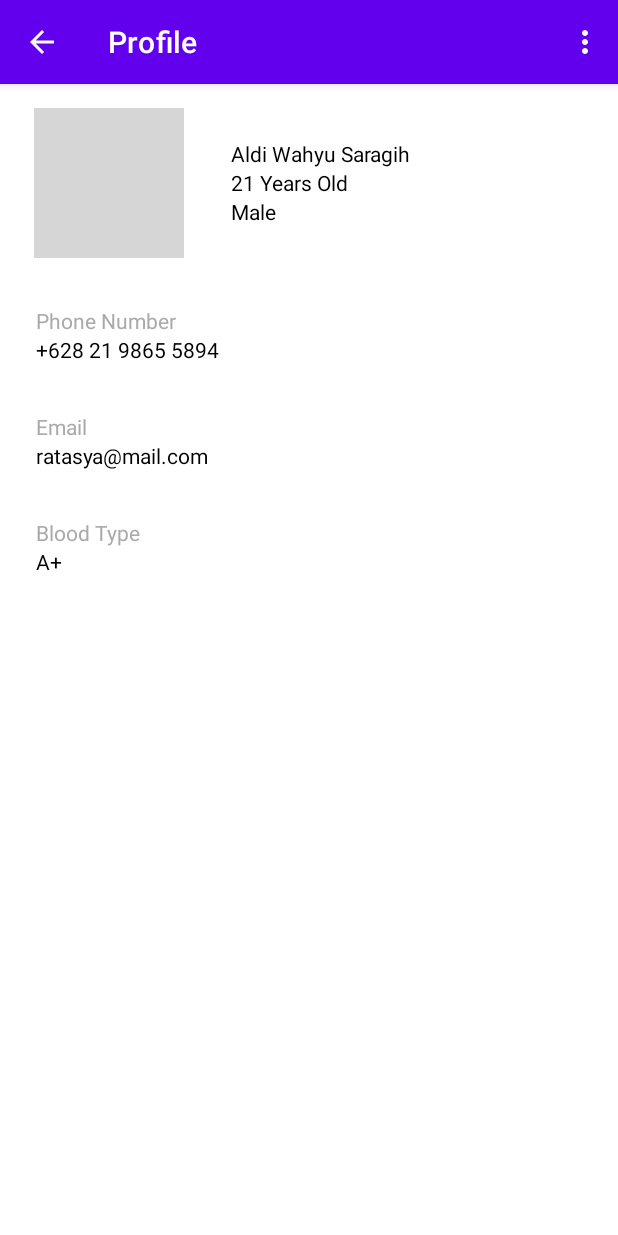
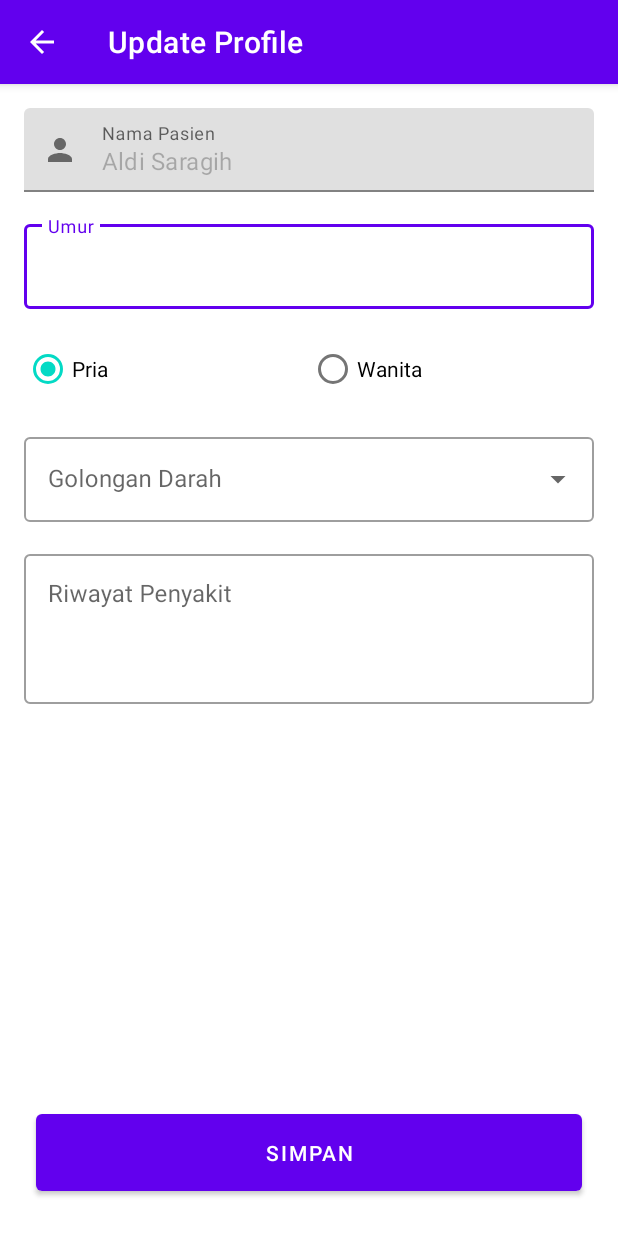
Before and after one commit to asengsaragih/AndroidDentalApp, an Android app: the ProfileActivity screen opened directly, with no data from a screen before it, in the options menu, after a tap on "Edit Profile", on a phone screen of 412 x 824 dp. Run offline under Robolectric (Android 15) with nearby library versions, the phone set to English and light mode, and no system bars; our stand-ins replace CircleImageView; pictures from the network do not load; grey boxes are pictures that could not be loaded.

Commit message:
add: update some layout

```diff
--- a/app/src/main/java/com/mobile/dental/ProfileActivity.java
+++ b/app/src/main/java/com/mobile/dental/ProfileActivity.java
@@ -55,6 +55,7 @@ public class ProfileActivity extends AppCompatActivity implements View.OnClickLi
                 startActivity(new Intent(getApplicationContext(), LoginActivity.class));
                 break;
             case R.id.action_edit:
+                startActivity(new Intent(getApplicationContext(), UpdateProfileActivity.class));
                 break;
         }
         return super.onOptionsItemSelected(item);
--- /dev/null
+++ b/app/src/main/java/com/mobile/dental/UpdateProfileActivity.java
@@ -0,0 +1,14 @@
+package com.mobile.dental;
+
+import androidx.appcompat.app.AppCompatActivity;
+
+import android.os.Bundle;
+
+public class UpdateProfileActivity extends AppCompatActivity {
+
+    @Override
+    protected void onCreate(Bundle savedInstanceState) {
+        super.onCreate(savedInstanceState);
+        setContentView(R.layout.activity_update_profile);
+    }
+}
--- a/app/src/main/java/com/mobile/dental/base/Constant.java
+++ b/app/src/main/java/com/mobile/dental/base/Constant.java
@@ -3,4 +3,6 @@ package com.mobile.dental.base;
 public class Constant {
     public static final String DATE_FORMAT = "dd MMMM yyyy";
 
+    public static final int CHAT_TYPE_LEFT = 1;
+    public static final int CHAT_TYPE_RIGHT = 2;
 }
--- a/app/src/main/res/layout/activity_login.xml
+++ b/app/src/main/res/layout/activity_login.xml
@@ -64,6 +64,7 @@
         </com.google.android.material.textfield.TextInputLayout>
 
         <Button
+            android:id="@+id/button_login"
             android:layout_width="match_parent"
             android:layout_height="wrap_content"
             android:layout_marginVertical="16dp"
--- a/app/src/main/res/layout/activity_register.xml
+++ b/app/src/main/res/layout/activity_register.xml
@@ -153,6 +153,7 @@
         <Button
             android:layout_width="match_parent"
             android:layout_height="wrap_content"
+            android:paddingVertical="16dp"
             android:text="Simpan" />
 
     </LinearLayout>
--- a/app/src/main/res/layout/activity_signup.xml
+++ b/app/src/main/res/layout/activity_signup.xml
@@ -94,6 +94,7 @@
             </com.google.android.material.textfield.TextInputLayout>
 
             <Button
+                android:id="@+id/button_register"
                 android:layout_width="match_parent"
                 android:layout_height="wrap_content"
                 android:layout_marginVertical="16dp"
@@ -103,7 +104,7 @@
         </LinearLayout>
 
         <LinearLayout
-            android:id="@+id/view_login_to_register"
+            android:id="@+id/view_register_to_login"
             android:layout_width="match_parent"
             android:clickable="true"
             android:layout_height="wrap_content"
--- /dev/null
+++ b/app/src/main/res/layout/activity_update_profile.xml
@@ -0,0 +1,117 @@
+<?xml version="1.0" encoding="utf-8"?>
+<androidx.constraintlayout.widget.ConstraintLayout xmlns:android="http://schemas.android.com/apk/res/android"
+    xmlns:app="http://schemas.android.com/apk/res-auto"
+    xmlns:tools="http://schemas.android.com/tools"
+    android:layout_width="match_parent"
+    android:layout_height="match_parent"
+    tools:context=".UpdateProfileActivity">
+
+    <LinearLayout
+        android:layout_width="match_parent"
+        android:layout_height="wrap_content"
+        android:orientation="vertical"
+        android:padding="16dp"
+        app:layout_constraintEnd_toEndOf="parent"
+        app:layout_constraintStart_toStartOf="parent"
+        app:layout_constraintTop_toTopOf="parent">
+
+        <com.google.android.material.textfield.TextInputLayout
+            android:layout_width="match_parent"
+            android:layout_height="wrap_content"
+            android:hint="Nama Pasien"
+            app:startIconDrawable="@drawable/ic_person">
+
+            <com.google.android.material.textfield.TextInputEditText
+                android:layout_width="match_parent"
+                android:layout_height="wrap_content"
+                android:enabled="false"
+                android:focusable="false"
+                android:inputType="textPersonName"
+                android:text="Aldi Saragih" />
+
+        </com.google.android.material.textfield.TextInputLayout>
+
+        <com.google.android.material.textfield.TextInputLayout
+            style="@style/Widget.MaterialComponents.TextInputLayout.OutlinedBox"
+            android:layout_width="match_parent"
+            android:layout_height="wrap_content"
+            android:layout_marginTop="16dp"
+            android:hint="Umur">
+
+            <com.google.android.material.textfield.TextInputEditText
+                android:layout_width="match_parent"
+                android:layout_height="wrap_content"
+                android:inputType="number" />
+
+        </com.google.android.material.textfield.TextInputLayout>
+
+        <RadioGroup
+            android:id="@+id/radioGroup"
+            android:layout_width="match_parent"
+            android:layout_height="wrap_content"
+            android:layout_marginTop="16dp"
+            android:checkedButton="@+id/radiobutton_update_profile_pria"
+            android:orientation="horizontal">
+
+            <RadioButton
+                android:id="@+id/radiobutton_update_profile_pria"
+                android:layout_width="match_parent"
+                android:layout_height="match_parent"
+                android:layout_weight="0.5"
+                android:text="Pria" />
+
+            <RadioButton
+                android:id="@+id/radiobutton_update_profile_wanita"
+                android:layout_width="match_parent"
+                android:layout_height="match_parent"
+                android:layout_weight="0.5"
+                android:text="Wanita" />
+
+        </RadioGroup>
+
+        <com.google.android.material.textfield.TextInputLayout
+            style="@style/Widget.MaterialComponents.TextInputLayout.OutlinedBox.ExposedDropdownMenu"
+            android:layout_width="match_parent"
+            android:layout_height="wrap_content"
+            android:layout_marginTop="16dp"
+            android:hint="Golongan Darah">
+
+            <AutoCompleteTextView
+                android:layout_width="match_parent"
+                android:layout_height="wrap_content"
+                android:inputType="none" />
+
+        </com.google.android.material.textfield.TextInputLayout>
+
+        <com.google.android.material.textfield.TextInputLayout
+            style="@style/Widget.MaterialComponents.TextInputLayout.OutlinedBox"
+            android:layout_width="match_parent"
+            android:layout_height="wrap_content"
+            android:layout_marginTop="16dp"
+            android:hint="Riwayat Penyakit">
+
+            <com.google.android.material.textfield.TextInputEditText
+                android:layout_width="match_parent"
+                android:layout_height="100dp"
+                android:gravity="start"
+                android:inputType="textMultiLine"
+                android:maxLines="5" />
+
+        </com.google.android.material.textfield.TextInputLayout>
+
+    </LinearLayout>
+
+    <Button
+        android:id="@+id/button_update_profile_save"
+        android:layout_width="0dp"
+        android:layout_height="wrap_content"
+        android:layout_marginStart="24dp"
+        android:layout_marginEnd="24dp"
+        android:layout_marginBottom="24dp"
+        android:paddingVertical="16dp"
+        android:text="Simpan"
+        app:layout_constraintBottom_toBottomOf="parent"
+        app:layout_constraintEnd_toEndOf="parent"
+        app:layout_constraintStart_toStartOf="parent" />
+
+</androidx.constraintlayout.widget.ConstraintLayout>
```
Also changed, not shown: app/src/main/AndroidManifest.xml (+16 -6 lines), app/src/main/java/com/mobile/dental/ChatBotActivity.java (added, +107 -0 lines), app/src/main/java/com/mobile/dental/LoginActivity.java (+7 -0 lines), app/src/main/java/com/mobile/dental/MainActivity.java (+29 -1 lines), app/src/main/java/com/mobile/dental/SignupActivity.java (+36 -1 lines), app/src/main/java/com/mobile/dental/adapter/ChatBotAdapter.java (added, +90 -0 lines), app/src/main/java/com/mobile/dental/model/Chat.java (added, +27 -0 lines), app/src/main/res/layout/activity_chat_bot.xml (added, +40 -0 lines), app/src/main/res/layout/activity_main.xml (+26 -8 lines), app/src/main/res/layout/list_item_chat.xml (added, +119 -0 lines).
